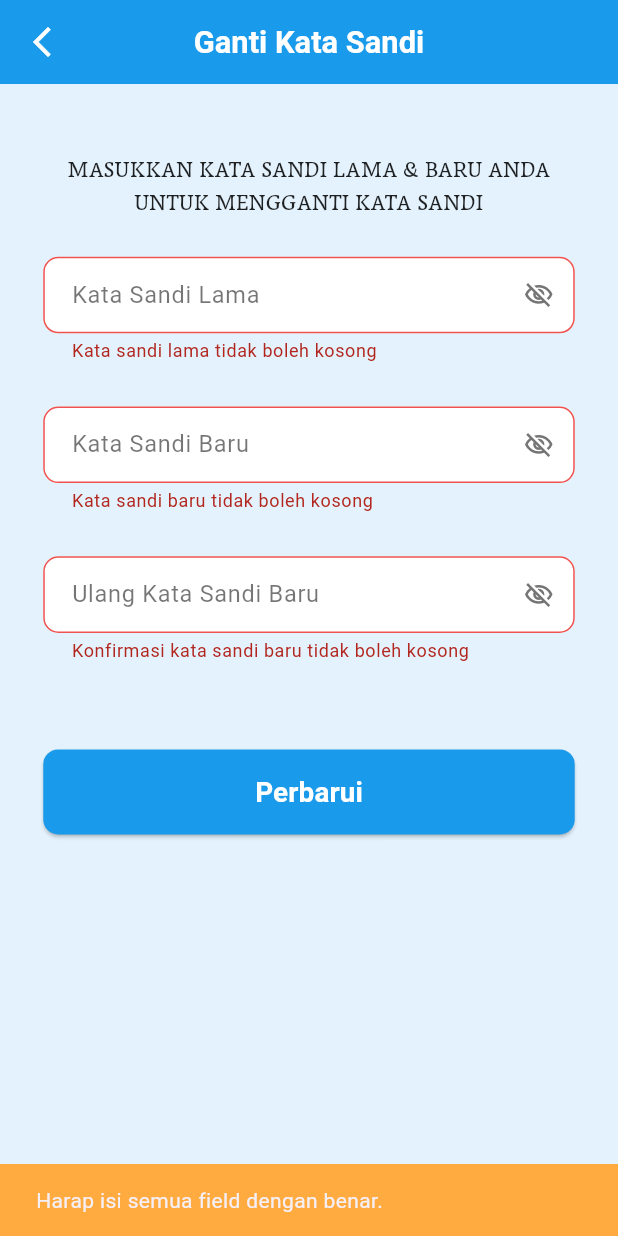
After one commit to Puderta-2202/bussgo, a Flutter app: the GantiSandiScreen screen opened directly, after a tap on "Perbarui", on a phone screen of 412 x 824 dp. The commit adds this screen. Run offline on Flutter 3.47's test engine with Material 3 defaults, Android fonts, the phone set to English and light mode, and no system bars; our stand-ins replace qr_flutter; accounts and stored records are empty.

Commit message:
ini final

```diff
--- a/lib/model/app_user.dart
+++ b/lib/model/app_user.dart
@@ -1,15 +1,15 @@
 class AppUser {
   final String username;
   String password;
-  final String? namaLengkap;
-  final String? email;
-  final String? noHandphone;
+  String namaLengkap;
+  String email;
+  String noHandphone;
 
   AppUser({
     required this.username,
     required this.password,
-    this.namaLengkap,
-    this.email,
-    this.noHandphone,
+    required this.namaLengkap,
+    required this.email,
+    required this.noHandphone,
   });
 }
--- /dev/null
+++ b/lib/pages/change_sandi.dart
@@ -0,0 +1,343 @@
+import 'package:flutter/material.dart';
+import 'app_color.dart'; // Pastikan path ini benar
+import 'package:bussgo/model/app_user.dart';
+import 'package:bussgo/model/user_database.dart';
+// import 'package:NAMA_PAKET_ANDA/pages/akun_screen.dart'; // Untuk navigasi kembali jika perlu
+
+class GantiSandiScreen extends StatefulWidget {
+  const GantiSandiScreen({Key? key}) : super(key: key);
+
+  @override
+  State<GantiSandiScreen> createState() => _GantiSandiScreenState();
+}
+
+class _GantiSandiScreenState extends State<GantiSandiScreen> {
+  final _formKey = GlobalKey<FormState>();
+  final TextEditingController _sandiLamaController = TextEditingController();
+  final TextEditingController _sandiBaruController = TextEditingController();
+  final TextEditingController _konfirmasiSandiBaruController =
+      TextEditingController();
+
+  bool _obscureSandiLama = true;
+  bool _obscureSandiBaru = true;
+  bool _obscureKonfirmasiSandiBaru = true;
+
+  @override
+  void dispose() {
+    _sandiLamaController.dispose();
+    _sandiBaruController.dispose();
+    _konfirmasiSandiBaruController.dispose();
+    super.dispose();
+  }
+
+  void _prosesGantiSandi() {
+    FocusScope.of(context).unfocus(); // Tutup keyboard
+
+    if (_formKey.currentState!.validate()) {
+      AppUser? currentUser = UserDatabase.currentUser;
+      if (currentUser == null) {
+        ScaffoldMessenger.of(context).showSnackBar(
+          const SnackBar(
+            backgroundColor: Colors.red,
+            content: Text('Error: Tidak ada pengguna yang login.'),
+          ),
+        );
+        return;
+      }
+
+      String sandiLama = _sandiLamaController.text;
+      String sandiBaru = _sandiBaruController.text;
+      // String konfirmasiSandiBaru = _konfirmasiSandiBaruController.text; // Sudah divalidasi di form
+
+      // Verifikasi kata sandi lama
+      if (currentUser.password != sandiLama) {
+        ScaffoldMessenger.of(context).showSnackBar(
+          const SnackBar(
+            backgroundColor: Colors.red,
+            content: Text('Kata sandi lama salah!'),
+          ),
+        );
+        return;
+      }
+
+      // Pastikan kata sandi baru tidak sama dengan kata sandi lama
+      if (sandiBaru == sandiLama) {
+        ScaffoldMessenger.of(context).showSnackBar(
+          const SnackBar(
+            backgroundColor: Colors.orangeAccent,
+            content: Text(
+              'Kata sandi baru tidak boleh sama dengan kata sandi lama.',
+            ),
+          ),
+        );
+        return;
+      }
+
+      // Update password di UserDatabase
+      bool berhasilUpdate = UserDatabase.updateUserPassword(
+        currentUser.username,
+        sandiBaru,
+      );
+
+      if (berhasilUpdate && mounted) {
+        // Tambahkan pengecekan mounted
+        _showSuccessDialog(context);
+      } else {
+        ScaffoldMessenger.of(context).showSnackBar(
+          const SnackBar(
+            backgroundColor: Colors.red,
+            content: Text('Gagal memperbarui kata sandi. Coba lagi.'),
+          ),
+        );
+      }
+    } else {
+      ScaffoldMessenger.of(context).showSnackBar(
+        const SnackBar(
+          backgroundColor: Colors.orangeAccent,
+          content: Text('Harap isi semua field dengan benar.'),
+        ),
+      );
+    }
+  }
+
+  void _showSuccessDialog(BuildContext context) {
+    showDialog(
+      context: context,
+      barrierDismissible: false,
+      builder: (BuildContext context) {
+        return AlertDialog(
+          shape: RoundedRectangleBorder(
+            borderRadius: BorderRadius.circular(15.0),
+          ),
+          title: const Row(
+            children: [
+              Icon(Icons.check_circle, color: Colors.green),
+              SizedBox(width: 10),
+              Text('Berhasil'),
+            ],
+          ),
+          content: const Text('Kata sandi Anda telah berhasil diperbarui.'),
+          actions: <Widget>[
+            TextButton(
+              style: TextButton.styleFrom(backgroundColor: mainBlue),
+              child: const Text('OK', style: TextStyle(color: Colors.white)),
+              onPressed: () {
+                Navigator.of(context).pop(); // Tutup dialog
+                Navigator.of(context).pop(); // Kembali ke halaman Akun
+              },
+            ),
+          ],
+        );
+      },
+    );
+  }
+
+  @override
+  Widget build(BuildContext context) {
+    final size = MediaQuery.of(context).size;
+
+    return Scaffold(
+      backgroundColor: screenBgLightBlue, // Warna latar dari app_colors.dart
+      appBar: AppBar(
+        title: const Text('Ganti Kata Sandi'),
+        centerTitle: true,
+        titleTextStyle: TextStyle(
+          fontSize: size.width * 0.05,
+          fontWeight: FontWeight.bold, // Dibuat bold agar lebih jelas
+          color: Colors.white,
+        ),
+        backgroundColor: mainBlue, // Warna AppBar dari app_colors.dart
+        leading: IconButton(
+          icon: const Icon(Icons.arrow_back_ios_new, color: Colors.white),
+          onPressed: () => Navigator.of(context).pop(),
+        ),
+        elevation: 0, // Menghilangkan shadow jika diinginkan
+      ),
+      body: SingleChildScrollView(
+        // Agar bisa di-scroll jika konten melebihi layar
+        padding: EdgeInsets.symmetric(
+          horizontal: size.width * 0.07, // Padding kiri kanan
+          vertical: size.height * 0.03, // Padding atas bawah
+        ),
+        child: Form(
+          key: _formKey,
+          child: Column(
+            crossAxisAlignment: CrossAxisAlignment.start,
+            children: [
+              SizedBox(height: size.height * 0.02),
+              Text(
+                'MASUKKAN KATA SANDI LAMA & BARU ANDA UNTUK MENGGANTI KATA SANDI',
+                style: TextStyle(
+                  color: Colors.black87, // Warna teks lebih standar
+                  fontSize:
+                      size.width * 0.038, // Sedikit menyesuaikan ukuran font
+                  fontWeight: FontWeight.w500,
+                  fontFamily: 'Maname', // Pastikan font ini ada
+                ),
+                textAlign: TextAlign.center, // Agar teks deskripsi di tengah
+              ),
+              const SizedBox(height: 30),
+
+              _buildPasswordField(
+                label: 'Kata Sandi Lama',
+                size: size,
+                controller: _sandiLamaController,
+                obscureText: _obscureSandiLama,
+                onToggleObscure: () {
+                  setState(() {
+                    _obscureSandiLama = !_obscureSandiLama;
+                  });
+                },
+                validator: (value) {
+                  if (value == null || value.isEmpty) {
+                    return 'Kata sandi lama tidak boleh kosong';
+                  }
+                  return null;
+                },
+              ),
+              SizedBox(height: size.height * 0.015), // Spasi antar field
+
+              _buildPasswordField(
+                label: 'Kata Sandi Baru',
+                size: size,
+                controller: _sandiBaruController,
+                obscureText: _obscureSandiBaru,
+                onToggleObscure: () {
+                  setState(() {
+                    _obscureSandiBaru = !_obscureSandiBaru;
+                  });
+                },
+                validator: (value) {
+                  if (value == null || value.isEmpty) {
+                    return 'Kata sandi baru tidak boleh kosong';
+                  }
+                  if (value.length < 6) {
+                    return 'Kata sandi minimal 6 karakter';
+                  }
+                  return null;
+                },
+              ),
+              SizedBox(height: size.height * 0.015),
+
+              _buildPasswordField(
+                label: 'Ulang Kata Sandi Baru',
+                size: size,
+                controller: _konfirmasiSandiBaruController,
+                obscureText: _obscureKonfirmasiSandiBaru,
+                onToggleObscure: () {
+                  setState(() {
+                    _obscureKonfirmasiSandiBaru = !_obscureKonfirmasiSandiBaru;
+                  });
+                },
+                validator: (value) {
+                  if (value == null || value.isEmpty) {
+                    return 'Konfirmasi kata sandi baru tidak boleh kosong';
+                  }
+                  if (value != _sandiBaruController.text) {
+                    return 'Konfirmasi kata sandi tidak cocok';
+                  }
+                  return null;
+                },
+              ),
+              SizedBox(
+                height: size.height * 0.05,
+              ), // Spasi lebih besar sebelum tombol
+
+              SizedBox(
+                width: double.infinity, // Tombol selebar layar
+                child: ElevatedButton(
+                  onPressed: _prosesGantiSandi,
+                  style: ElevatedButton.styleFrom(
+                    backgroundColor:
+                        mainBlue, // Warna tombol dari app_colors.dart
+                    padding: EdgeInsets.symmetric(
+                      vertical: size.height * 0.018,
+                    ),
+                    shape: RoundedRectangleBorder(
+                      borderRadius: BorderRadius.circular(10),
+                    ),
+                  ),
+                  child: Text(
+                    'Perbarui',
+                    style: TextStyle(
+                      color: Colors.white,
+                      fontSize: size.width * 0.045,
+                      fontWeight: FontWeight.bold,
+                    ),
+                  ),
+                ),
+              ),
+            ],
+          ),
+        ),
+      ),
+    );
+  }
+
+  Widget _buildPasswordField({
+    required String label,
+    required Size size,
+    required TextEditingController controller,
+    required bool obscureText,
+    required VoidCallback onToggleObscure,
+    String? Function(String?)? validator,
+  }) {
+    return Padding(
+      padding: EdgeInsets.only(
+        bottom: size.height * 0.02,
+      ), // Spasi standar antar field
+      child: TextFormField(
+        controller: controller,
+        obscureText: obscureText,
+        style: TextStyle(fontSize: size.width * 0.038),
+        decoration: InputDecoration(
+          labelText: label,
+          labelStyle: TextStyle(
+            fontSize: size.width * 0.038,
+            color: Colors.black54,
+          ),
+          filled: true,
+          fillColor: Colors.white, // Latar belakang field putih
+          border: OutlineInputBorder(
+            borderRadius: BorderRadius.circular(10),
+            borderSide: BorderSide(color: Colors.grey.shade300),
+          ),
+          enabledBorder: OutlineInputBorder(
+            borderSide: BorderSide(color: Colors.grey.shade300, width: 1),
+            borderRadius: BorderRadius.circular(10),
+          ),
+          focusedBorder: OutlineInputBorder(
+            borderSide: BorderSide(
+              color: mainBlue,
+              width: 1.5,
+            ), // Dari app_colors.dart
+            borderRadius: BorderRadius.circular(10),
+          ),
+          errorBorder: OutlineInputBorder(
+            borderSide: BorderSide(color: Colors.red.shade400, width: 1),
+            borderRadius: BorderRadius.circular(10),
+          ),
+          focusedErrorBorder: OutlineInputBorder(
+            borderSide: BorderSide(color: Colors.red.shade700, width: 1.5),
+            borderRadius: BorderRadius.circular(10),
+          ),
+          contentPadding: EdgeInsets.symmetric(
+            horizontal: 15,
+            vertical: size.height * 0.017,
+          ),
+          suffixIcon: IconButton(
+            icon: Icon(
+              obscureText
+                  ? Icons.visibility_off_outlined
+                  : Icons.visibility_outlined,
+              color: Colors.grey[600],
+              size: 20,
+            ),
+            onPressed: onToggleObscure,
+          ),
+        ),
+        validator: validator,
+      ),
+    );
+  }
+}
--- a/lib/pages/loginscreen.dart
+++ b/lib/pages/loginscreen.dart
@@ -70,7 +70,7 @@ class _LoginScreenState extends State<LoginScreen> {
         ScaffoldMessenger.of(context).showSnackBar(
           SnackBar(
             content: Text(
-              'Login berhasil! Selamat datang ${user.namaLengkap!.isNotEmpty ? user.namaLengkap : user.username}',
+              'Login berhasil! Selamat datang ${user.namaLengkap.isNotEmpty ? user.namaLengkap : user.username}',
             ),
           ),
         );
--- a/lib/pages/pembayaran.dart
+++ b/lib/pages/pembayaran.dart
@@ -1,10 +1,6 @@
-// File: lib/pages/pembayaran.dart (atau path yang sesuai dengan file Anda)
-
 import 'package:flutter/material.dart';
 import 'package:intl/intl.dart';
 import 'package:qr_flutter/qr_flutter.dart';
-
-// GANTI 'NAMA_PAKET_ANDA' dengan nama paket aplikasi Anda di semua baris impor package
 import 'perjalanan_screen.dart';
 import 'jadwalkeberangkatan.dart' show JadwalKeberangkatanModel;
 import 'home_screen.dart';
```
Also changed, not shown: lib/pages/akun_screen.dart (+12 -8 lines), lib/pages/data_diri.dart (added, +198 -0 lines).
